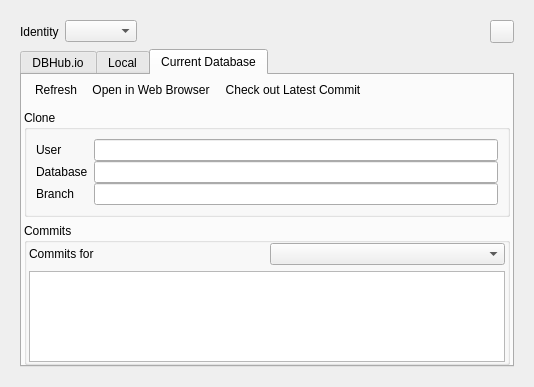
Old version of the form src/RemoteDock.ui in the repository TeLLie/sqlitebrowser-os2.
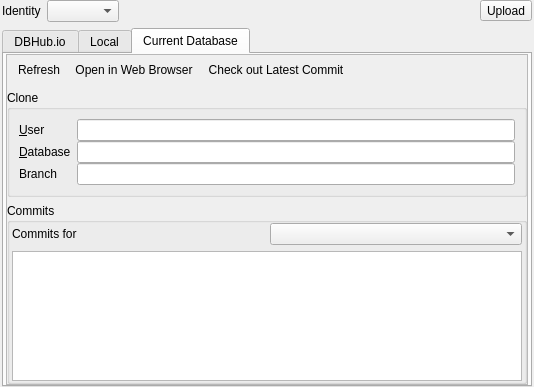
New version of the form. The open tabs and pages were chosen to show the change. Icons and pictures are not drawn.

```diff
--- a/src/RemoteDock.ui
+++ b/src/RemoteDock.ui
@@ -14,6 +14,18 @@
    <string>Remote</string>
   </property>
   <layout class="QHBoxLayout" name="horizontalLayout_2">
+   <property name="leftMargin">
+    <number>2</number>
+   </property>
+   <property name="topMargin">
+    <number>0</number>
+   </property>
+   <property name="rightMargin">
+    <number>2</number>
+   </property>
+   <property name="bottomMargin">
+    <number>0</number>
+   </property>
    <item>
     <widget class="QStackedWidget" name="stack">
      <property name="currentIndex">
@@ -21,6 +33,18 @@
      </property>
      <widget class="QWidget" name="pageMain">
       <layout class="QVBoxLayout" name="verticalLayout">
+       <property name="leftMargin">
+        <number>0</number>
+       </property>
+       <property name="topMargin">
+        <number>0</number>
+       </property>
+       <property name="rightMargin">
+        <number>0</number>
+       </property>
+       <property name="bottomMargin">
+        <number>0</number>
+       </property>
        <item>
         <layout class="QHBoxLayout" name="horizontalLayout">
          <item>
@@ -58,10 +82,16 @@
            <property name="toolTip">
             <string>Push currently opened database to server</string>
            </property>
+           <property name="text">
+            <string>Upload</string>
+           </property>
            <property name="icon">
             <iconset resource="icons/icons.qrc">
              <normaloff>:/icons/push_database</normaloff>:/icons/push_database</iconset>
            </property>
+           <property name="toolButtonStyle">
+            <enum>Qt::ToolButtonTextBesideIcon</enum>
+           </property>
           </widget>
          </item>
         </layout>
@@ -156,6 +186,33 @@
             <number>0</number>
            </property>
            <item>
+            <widget class="QScrollArea" name="scrollArea">
+             <property name="widgetResizable">
+              <bool>true</bool>
+             </property>
+             <widget class="QWidget" name="scrollAreaWidgetContents">
+              <property name="geometry">
+               <rect>
+                <x>0</x>
+                <y>0</y>
+                <width>520</width>
+                <height>319</height>
+               </rect>
+              </property>
+              <layout class="QVBoxLayout" name="verticalLayout_8">
+               <property name="leftMargin">
+                <number>0</number>
+               </property>
+               <property name="topMargin">
+                <number>0</number>
+               </property>
+               <property name="rightMargin">
+                <number>0</number>
+               </property>
+               <property name="bottomMargin">
+                <number>0</number>
+               </property>
+               <item>
             <widget class="QToolBar" name="toolBar">
              <property name="movable">
               <bool>false</bool>
@@ -180,7 +237,7 @@
               <item row="0" column="0">
                <widget class="QLabel" name="label">
                 <property name="text">
-                 <string>User</string>
+                     <string>&amp;User</string>
                 </property>
                 <property name="buddy">
                  <cstring>editDatabaseUser</cstring>
@@ -197,7 +254,7 @@
               <item row="1" column="0">
                <widget class="QLabel" name="label_4">
                 <property name="text">
-                 <string>Database</string>
+                     <string>&amp;Database</string>
                 </property>
                 <property name="buddy">
                  <cstring>editDatabaseFile</cstring>
@@ -279,8 +336,24 @@
        </item>
       </layout>
      </widget>
+        </widget>
+       </item>
+      </layout>
+     </widget>
      <widget class="QWidget" name="pageNoCerts">
       <layout class="QVBoxLayout" name="verticalLayout_3">
+       <property name="leftMargin">
+        <number>0</number>
+       </property>
+       <property name="topMargin">
+        <number>0</number>
+       </property>
+       <property name="rightMargin">
+        <number>0</number>
+       </property>
+       <property name="bottomMargin">
+        <number>0</number>
+       </property>
        <item>
         <spacer name="verticalSpacer">
          <property name="orientation">
@@ -410,9 +483,6 @@
    <property name="toolTip">
     <string>Reload all data and update the views</string>
    </property>
-   <property name="shortcut">
-    <string>F5</string>
-   </property>
   </action>
   <action name="actionCloneDatabaseDoubleClick">
    <property name="icon">
```
Lines whose indentation alone changed are shown as unchanged.
